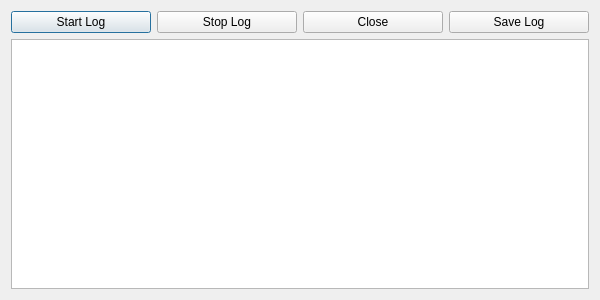
Qt form ui/DebugLog.ui (berndhs/egalite) before a commit.
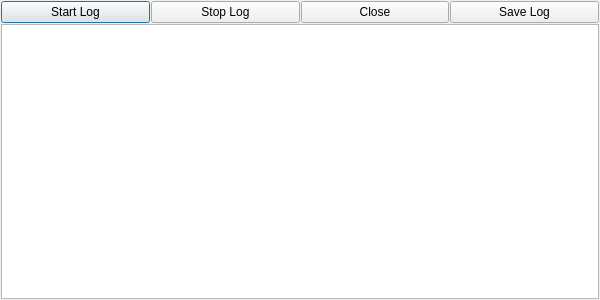
The same form after that commit.

Commit message: made margins small, the default qt-designer margins are silly

Diff of the .ui file:
```diff
--- a/ui/DebugLog.ui
+++ b/ui/DebugLog.ui
@@ -55,6 +55,7 @@
    </item>
   </layout>
  </widget>
+ <layoutdefault spacing="1" margin="1"/>
  <resources/>
  <connections/>
 </ui>
```
Left out of the diff: 1 changed line with no effect on the pictures. The commit also changes 18 other files.
